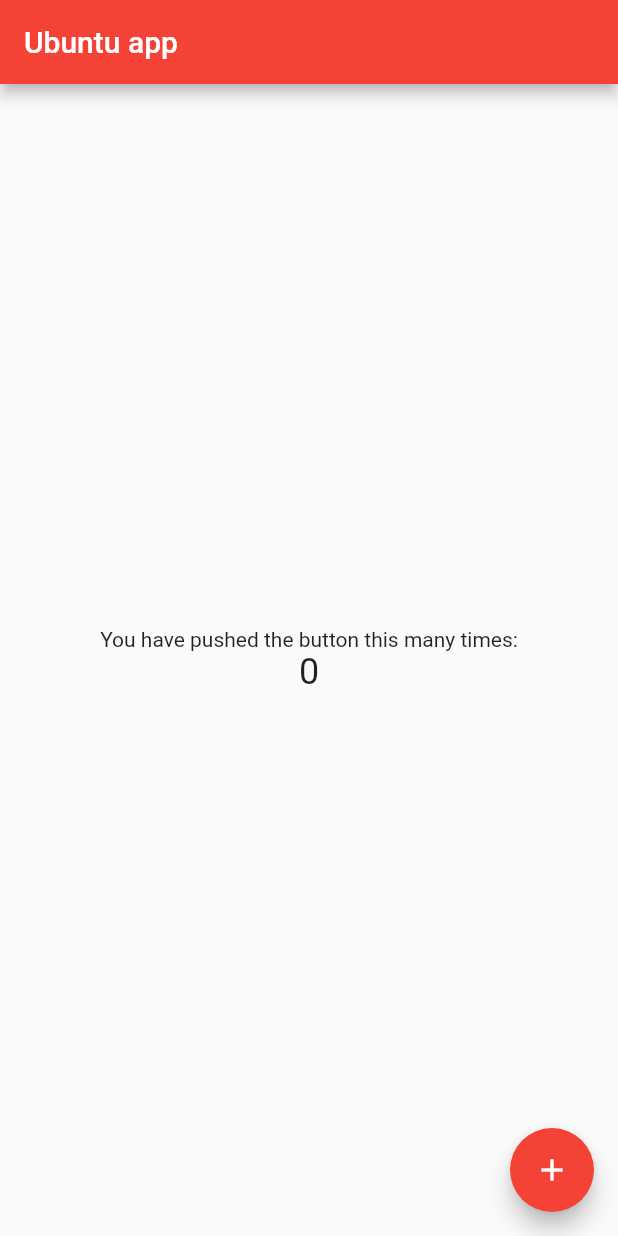
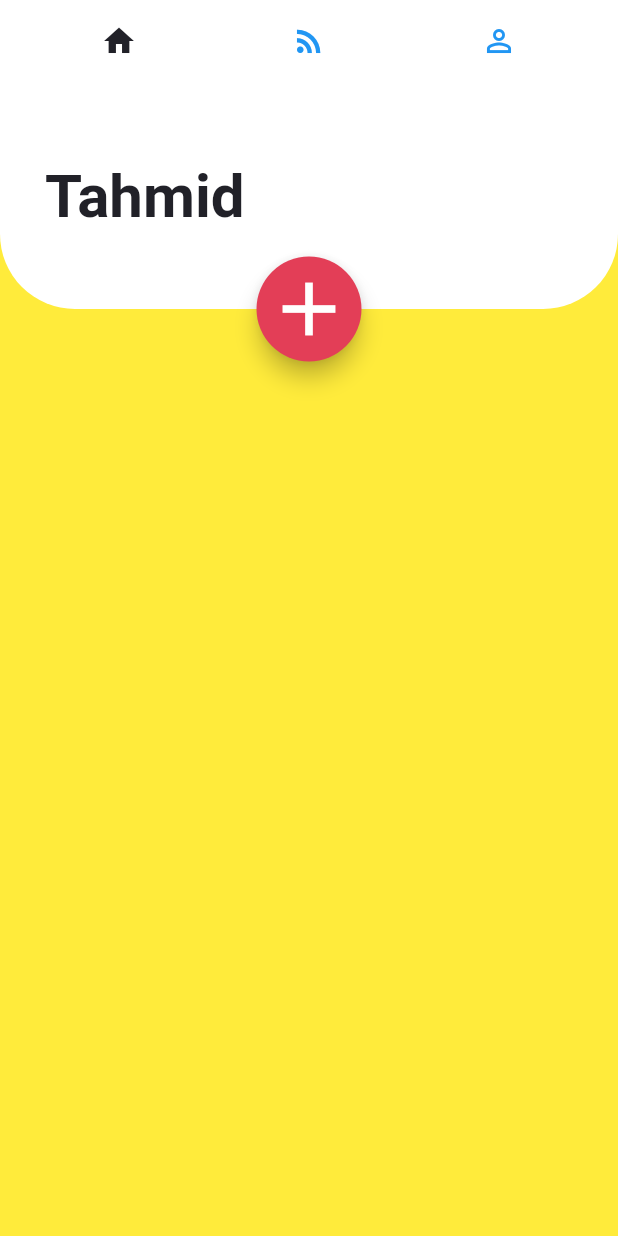
Before and after one commit to ahnaf-tahmid-chowdhury/linux-TodoApp, a Flutter app: the screen it shows after launch, on a phone screen of 412 x 824 dp. Run offline on Flutter 3.47's test engine with Material 2 defaults, Android fonts, the phone set to English and light mode, and no system bars; Roboto replaces fonts that are missing (Avenir).

Commit message:
Create intray topbar with button #2

```diff
--- a/lib/main.dart
+++ b/lib/main.dart
@@ -1,4 +1,5 @@
 import 'package:flutter/material.dart';
+import 'models/global.dart';
 
 void main() {
   runApp(MyApp());
@@ -11,15 +12,6 @@
     return MaterialApp(
       title: 'Ubuntu app',
       theme: ThemeData(
-        // This is the theme of your application.
-        //
-        // Try running your application with "flutter run". You'll see the
-        // application has a blue toolbar. Then, without quitting the app, try
-        // changing the primarySwatch below to Colors.green and then invoke
-        // "hot reload" (press "r" in the console where you ran "flutter run",
-        // or simply save your changes to "hot reload" in a Flutter IDE).
-        // Notice that the counter didn't reset back to zero; the application
-        // is not restarted.
         primarySwatch: Colors.red,
       ),
       home: MyHomePage(title: 'Ubuntu app'),
@@ -30,15 +22,6 @@
 class MyHomePage extends StatefulWidget {
   MyHomePage({Key key, this.title}) : super(key: key);
 
-  // This widget is the home page of your application. It is stateful, meaning
-  // that it has a State object (defined below) that contains fields that affect
-  // how it looks.
-
-  // This class is the configuration for the state. It holds the values (in this
-  // case the title) provided by the parent (in this case the App widget) and
-  // used by the build method of the State. Fields in a Widget subclass are
-  // always marked "final".
-
   final String title;
 
   @override
@@ -46,68 +29,91 @@
 }
 
 class _MyHomePageState extends State<MyHomePage> {
-  int _counter = 0;
-
-  void _incrementCounter() {
-    setState(() {
-      // This call to setState tells the Flutter framework that something has
-      // changed in this State, which causes it to rerun the build method below
-      // so that the display can reflect the updated values. If we changed
-      // _counter without calling setState(), then the build method would not be
-      // called again, and so nothing would appear to happen.
-      _counter++;
-    });
-  }
-
   @override
   Widget build(BuildContext context) {
-    // This method is rerun every time setState is called, for instance as done
-    // by the _incrementCounter method above.
-    //
-    // The Flutter framework has been optimized to make rerunning build methods
-    // fast, so that you can just rebuild anything that needs updating rather
-    // than having to individually change instances of widgets.
-    return Scaffold(
-      appBar: AppBar(
-        // Here we take the value from the MyHomePage object that was created by
-        // the App.build method, and use it to set our appbar title.
-        title: Text(widget.title),
-      ),
-      body: Center(
-        // Center is a layout widget. It takes a single child and positions it
-        // in the middle of the parent.
-        child: Column(
-          // Column is also a layout widget. It takes a list of children and
-          // arranges them vertically. By default, it sizes itself to fit its
-          // children horizontally, and tries to be as tall as its parent.
-          //
-          // Invoke "debug painting" (press "p" in the console, choose the
-          // "Toggle Debug Paint" action from the Flutter Inspector in Android
-          // Studio, or the "Toggle Debug Paint" command in Visual Studio Code)
-          // to see the wireframe for each widget.
-          //
-          // Column has various properties to control how it sizes itself and
-          // how it positions its children. Here we use mainAxisAlignment to
-          // center the children vertically; the main axis here is the vertical
-          // axis because Columns are vertical (the cross axis would be
-          // horizontal).
-          mainAxisAlignment: MainAxisAlignment.center,
-          children: <Widget>[
-            Text(
-              'You have pushed the button this many times:',
+    return MaterialApp(
+      color: Colors.yellow,
+      home: SafeArea(
+        child: DefaultTabController(
+          length: 3,
+          child: new Scaffold(
+            body: Stack(
+              children: <Widget>[
+                TabBarView(
+                  children: [
+                    new Container(
+                      color: Colors.yellow,
+                    ),
+                    new Container(
+                      color: Colors.orange,
+                    ),
+                    new Container(
+                      color: Colors.lightGreen,
+                    ),
+                  ],
+                ),
+                Container(
+                  padding: EdgeInsets.only(left: 30),
+                  height: 150,
+                  decoration: BoxDecoration(
+                      color: Colors.white,
+                      borderRadius: BorderRadius.only(
+                          bottomLeft: Radius.circular(50),
+                          bottomRight: Radius.circular(50))),
+                  child: Row(
+                    mainAxisAlignment: MainAxisAlignment.spaceBetween,
+                    children: <Widget>[
+                      Text(
+                        "Tahmid",
+                        style: Intrartytle,
+                      ),
+                      Container()
+                    ],
+                  ),
+                ),
+                Container(
+                  height: 70,
+                  width: 70,
+                  margin: EdgeInsets.only(
+                      top: 115,
+                      left: MediaQuery.of(context).size.width * 0.5 - 35),
+                  child: FloatingActionButton(
+                    child: Icon(
+                      Icons.add,
+                      size: 60,
+                    ),
+                    backgroundColor: redColor,
+                    onPressed: () {},
+                  ),
+                )
+              ],
             ),
-            Text(
-              '$_counter',
-              style: Theme.of(context).textTheme.headline5,
+            appBar: AppBar(
+              elevation: 0,
+              backgroundColor: Colors.white,
+              title: new TabBar(
+                tabs: [
+                  Tab(
+                    icon: new Icon(Icons.home),
+                  ),
+                  Tab(
+                    icon: new Icon(Icons.rss_feed),
+                  ),
+                  Tab(
+                    icon: new Icon(Icons.perm_identity),
+                  ),
+                ],
+                labelColor: DarkGrayColor,
+                unselectedLabelColor: Colors.blue,
+                indicatorSize: TabBarIndicatorSize.label,
+                indicatorPadding: EdgeInsets.all(5.0),
+                indicatorColor: Colors.transparent,
+              ),
             ),
-          ],
+            backgroundColor: DarkGrayColor,
+          ),
         ),
       ),
-      floatingActionButton: FloatingActionButton(
-        onPressed: _incrementCounter,
-        tooltip: 'Increment',
-        child: Icon(Icons.add),
-      ), // This trailing comma makes auto-formatting nicer for build methods.
     );
   }
 }
--- /dev/null
+++ b/lib/models/global.dart
@@ -0,0 +1,11 @@
+import 'package:flutter/material.dart';
+
+Color DarkGrayColor = new Color(0xFF212128);
+
+Color redColor = new Color(0xFFE33E57);
+
+TextStyle Intrartytle = new TextStyle(
+    fontFamily: 'Avenir',
+    fontWeight: FontWeight.bold,
+    color: DarkGrayColor,
+    fontSize: 40);
```
